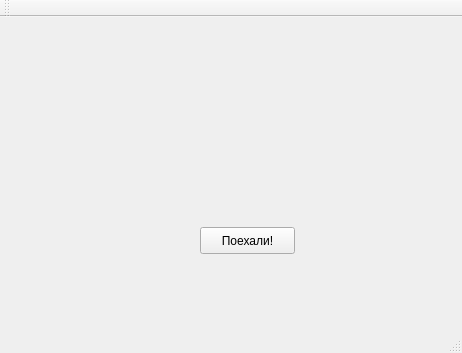
First picture: the form in mainwindow.ui, repository mekkanizer/guess, before the edit.
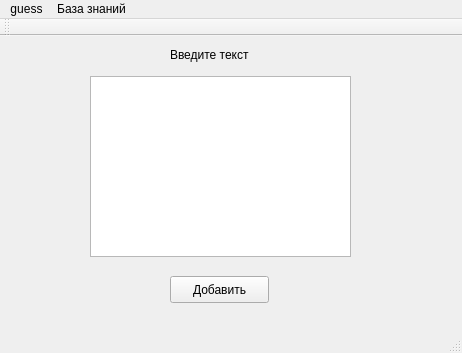
Second picture: the form after the edit.

Commit message: QT database class & SQL v4

The edit to the form file:
```diff
--- a/mainwindow.ui
+++ b/mainwindow.ui
@@ -14,17 +14,43 @@
    <string>MainWindow</string>
   </property>
   <widget class="QWidget" name="centralWidget">
+   <widget class="QPlainTextEdit" name="plainTextEdit">
+    <property name="enabled">
+     <bool>true</bool>
+    </property>
+    <property name="geometry">
+     <rect>
+      <x>90</x>
+      <y>40</y>
+      <width>261</width>
+      <height>181</height>
+     </rect>
+    </property>
+   </widget>
+   <widget class="QLabel" name="label">
+    <property name="geometry">
+     <rect>
+      <x>170</x>
+      <y>10</y>
+      <width>101</width>
+      <height>17</height>
+     </rect>
+    </property>
+    <property name="text">
+     <string>Введите текст</string>
+    </property>
+   </widget>
    <widget class="QPushButton" name="pushButton">
     <property name="geometry">
      <rect>
-      <x>200</x>
-      <y>210</y>
-      <width>95</width>
+      <x>170</x>
+      <y>240</y>
+      <width>99</width>
       <height>27</height>
      </rect>
     </property>
     <property name="text">
-     <string>Поехали!</string>
+     <string>Добавить</string>
     </property>
    </widget>
   </widget>
@@ -37,6 +63,29 @@
      <height>25</height>
     </rect>
    </property>
+   <widget class="QMenu" name="menuGuess">
+    <property name="title">
+     <string>guess</string>
+    </property>
+    <addaction name="start"/>
+    <addaction name="exit"/>
+   </widget>
+   <widget class="QMenu" name="menu">
+    <property name="title">
+     <string>База знаний</string>
+    </property>
+    <widget class="QMenu" name="menu_2">
+     <property name="title">
+      <string>Добавить</string>
+     </property>
+     <addaction name="separator"/>
+     <addaction name="question"/>
+     <addaction name="solution"/>
+    </widget>
+    <addaction name="menu_2"/>
+   </widget>
+   <addaction name="menuGuess"/>
+   <addaction name="menu"/>
   </widget>
   <widget class="QToolBar" name="mainToolBar">
    <attribute name="toolBarArea">
```
Left out of the diff: 20 changed lines with no effect on the pictures. The commit also changes 9 other files.
